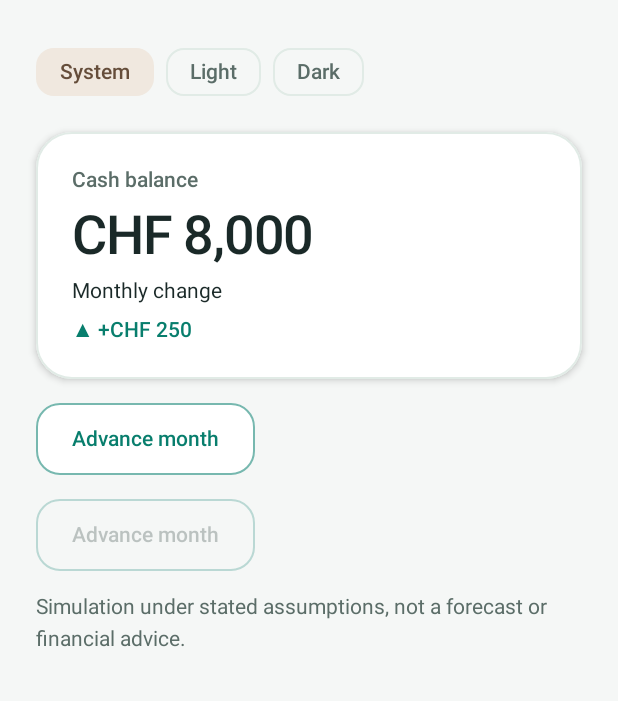
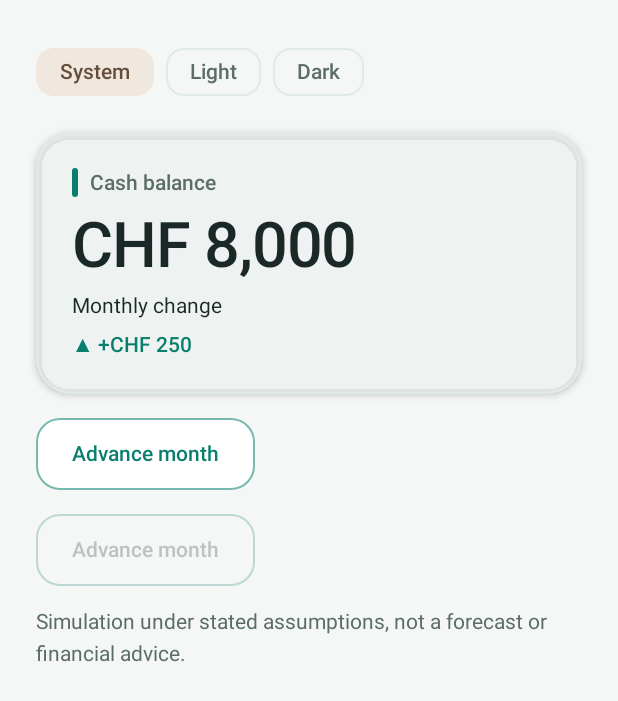
Before and after one commit to Lauzhackathuna/Thunasalmon, an Android app built with Jetpack Compose: the @Preview function DesignSystemPreview, on a phone screen of 412 x 824 dp. Shown: the top 701 px of the screen. Run offline under Robolectric (Android 15) with nearby library versions, the phone set to English and light mode, and no system bars; our stand-ins replace Compose Multiplatform resources.

Commit message:
feat(design): premium balance hero with accent rail and stronger hierarchy

```diff
--- a/FinLife/shared/src/commonMain/kotlin/com/tuna/finlife/ui/FinanceComponents.kt
+++ b/FinLife/shared/src/commonMain/kotlin/com/tuna/finlife/ui/FinanceComponents.kt
@@ -10,14 +10,20 @@ import androidx.compose.animation.fadeOut
 import androidx.compose.animation.slideInVertically
 import androidx.compose.animation.togetherWith
 import androidx.compose.foundation.BorderStroke
+import androidx.compose.foundation.background
 import androidx.compose.foundation.interaction.MutableInteractionSource
 import androidx.compose.foundation.interaction.collectIsHoveredAsState
 import androidx.compose.foundation.interaction.collectIsPressedAsState
 import androidx.compose.foundation.layout.Arrangement
+import androidx.compose.foundation.layout.Box
+import androidx.compose.foundation.layout.Row
 import androidx.compose.foundation.layout.Column
+import androidx.compose.foundation.layout.width
+import androidx.compose.foundation.layout.height
 import androidx.compose.foundation.layout.heightIn
 import androidx.compose.foundation.layout.padding
 import androidx.compose.material3.ButtonDefaults
+import androidx.compose.material3.CardDefaults
 import androidx.compose.material3.MaterialTheme
 import androidx.compose.material3.OutlinedButton
 import androidx.compose.material3.OutlinedCard
@@ -29,6 +35,7 @@ import androidx.compose.ui.Modifier
 import androidx.compose.ui.draw.shadow
 import androidx.compose.ui.graphics.graphicsLayer
 import androidx.compose.ui.unit.dp
+import androidx.compose.ui.unit.sp
 
 /**
  * The bank balance is the focal point. Values slide in softly, rather than jumping,
@@ -45,16 +52,28 @@ fun KeyFigureCard(
     OutlinedCard(
         modifier = modifier.shadow(3.dp, shape, clip = false).animateContentSize(tween(240)),
         shape = shape,
+        colors = CardDefaults.outlinedCardColors(
+            containerColor = MaterialTheme.colorScheme.surfaceVariant.copy(alpha = 0.62f),
+        ),
     ) {
         Column(
             modifier = Modifier.padding(FinLifeSpacing.large),
             verticalArrangement = Arrangement.spacedBy(FinLifeSpacing.small),
         ) {
-            Text(
-                text = label,
-                style = MaterialTheme.typography.labelLarge,
-                color = MaterialTheme.colorScheme.onSurfaceVariant,
-            )
+            Row(
+                horizontalArrangement = Arrangement.spacedBy(FinLifeSpacing.small),
+                verticalAlignment = androidx.compose.ui.Alignment.CenterVertically,
+            ) {
+                Box(
+                    Modifier.width(4.dp).height(19.dp)
+                        .background(MaterialTheme.colorScheme.primary, MaterialTheme.shapes.small),
+                )
+                Text(
+                    text = label,
+                    style = MaterialTheme.typography.labelLarge,
+                    color = MaterialTheme.colorScheme.onSurfaceVariant,
+                )
+            }
             AnimatedContent(
                 targetState = value,
                 transitionSpec = {
@@ -63,7 +82,7 @@ fun KeyFigureCard(
                 },
                 label = "FinLife balance change",
             ) { currentValue ->
-                Text(currentValue, style = MaterialTheme.typography.headlineLarge)
+                Text(currentValue, style = MaterialTheme.typography.headlineLarge.copy(fontSize = 42.sp))
             }
             supportingContent()
         }
```
